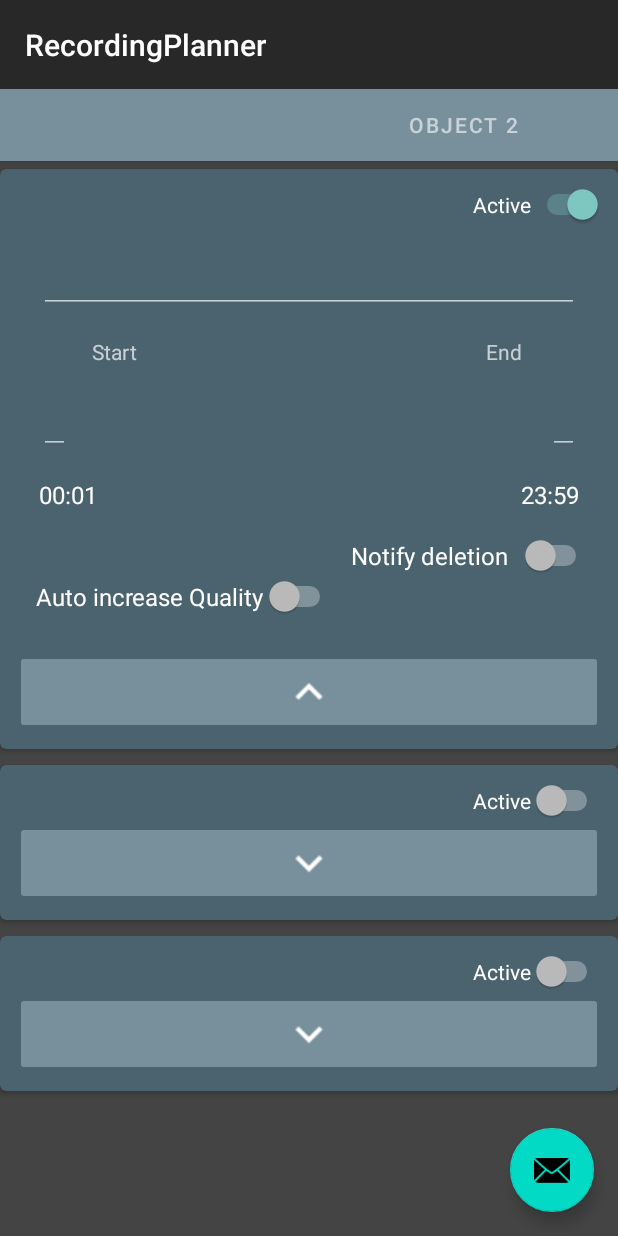
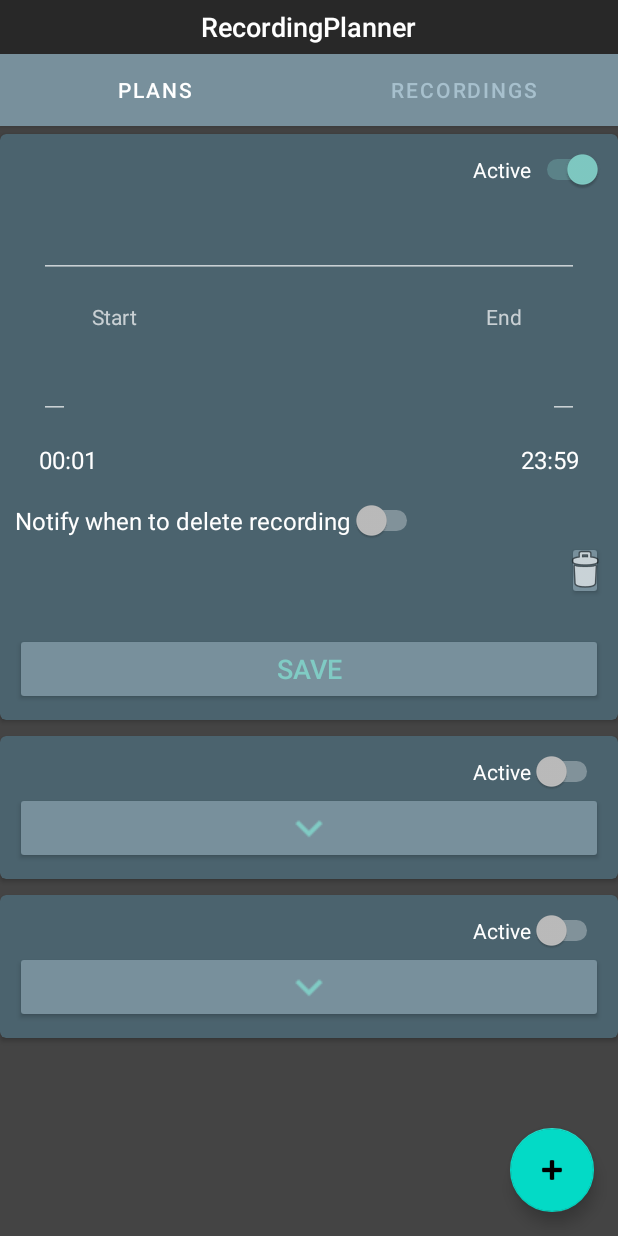
Before and after one commit to nbkragh/RecordingPlanner, an Android app: the MainActivityTabbed screen opened directly, with no data from a screen before it, after a tap on an icon or button, on a phone screen of 412 x 824 dp. Run offline under Robolectric (Android 15) with nearby library versions, the phone set to English and light mode, and no system bars; our stand-ins replace Room's generated code, data binding; libraries missing offline, so code that uses them is left out: com.ramijemli.easings; 4 statements that could not run were skipped; 1 other tap on this screen came first.

Commit message:
viewPager rettet til, viser plan liste PlanRecyclerViewAdapter.kt varetager hvordan dens planlist skal opdateres med bla. animationer rettet fejl med databinding på dato titler delete plan knap tilføjet

```diff
--- a/app/src/main/java/com/opgaver/recordingplanner/MainActivityTabbed.kt
+++ b/app/src/main/java/com/opgaver/recordingplanner/MainActivityTabbed.kt
@@ -1,14 +1,20 @@
 package com.opgaver.recordingplanner
 
+import android.content.Context
+import android.graphics.Rect
 import android.os.Bundle
+import android.view.MotionEvent
 import android.view.View.OnTouchListener
+import android.view.inputmethod.InputMethodManager
+import android.widget.EditText
 import androidx.activity.viewModels
 import androidx.fragment.app.FragmentActivity
 import androidx.lifecycle.LifecycleOwner
 import androidx.viewpager2.widget.ViewPager2
+import com.google.android.material.floatingactionbutton.FloatingActionButton
 import com.google.android.material.tabs.TabLayout
 import com.google.android.material.tabs.TabLayoutMediator
-import com.opgaver.recordingplanner.ui.main.SectionsPagerAdapter
+import com.opgaver.recordingplanner.ui.main_tapped.SectionsPagerAdapter
 
 
 class MainActivityTabbed : FragmentActivity(), LifecycleOwner {
@@ -25,15 +31,34 @@ class MainActivityTabbed : FragmentActivity(), LifecycleOwner {
 
 
         TabLayoutMediator(tabs, viewPager) { tab, position ->
-            tab.text = "OBJECT ${(position + 1)}"
+            when (position) {
+                0  -> {
+                    tab.text ="PLANS"
+                }
+                else -> {
+                    tab.text ="RECORDINGS"
+                }
+            }
         }.attach()
 
 
-/*        val fab: FloatingActionButton = findViewById(R.id.fab)
-
-        fab.setOnClickListener { view ->
-            Snackbar.make(view, "Replace with your own action", Snackbar.LENGTH_LONG)
-                .setAction("Action", null).show()
-        }*/
+        findViewById<FloatingActionButton>(R.id.fab)?.setOnClickListener { view ->
+            model.addPlan(PlanItem("NEW"))
+        }
+    }
+    override fun dispatchTouchEvent(event: MotionEvent): Boolean {
+        if (event.action == MotionEvent.ACTION_DOWN) {
+            val v = currentFocus
+            if (v is EditText) {
+                val outRect = Rect()
+                v.getGlobalVisibleRect(outRect)
+                if (!outRect.contains(event.rawX.toInt(), event.rawY.toInt())) {
+                    v.clearFocus()
+                    val imm: InputMethodManager = getSystemService(Context.INPUT_METHOD_SERVICE) as InputMethodManager
+                    imm.hideSoftInputFromWindow(v.getWindowToken(), 0)
+                }
+            }
+        }
+        return super.dispatchTouchEvent(event)
     }
 }
--- a/app/src/main/java/com/opgaver/recordingplanner/PlanListFragment.kt
+++ b/app/src/main/java/com/opgaver/recordingplanner/PlanListFragment.kt
@@ -46,7 +46,7 @@ class PlanListFragment : Fragment() {
         activity?.findViewById<FloatingActionButton>(R.id.fab)?.setOnClickListener { view ->
             model.addPlan(PlanItem("NEW"))
         }
-        //if (recyclerView == null) {
+
         val view = inflater.inflate(R.layout.fragment_plan_recyclerview, container, false)
         // Set the adapter
         if (view is RecyclerView) {
@@ -66,38 +66,19 @@ class PlanListFragment : Fragment() {
             }
             recyclerView = view
             view.isFocusableInTouchMode = true
-                ItemTouchHelper(SwipetToDeleteCallback((recyclerView!!.adapter as PlanRecyclerViewAdapter)!!)).attachToRecyclerView(recyclerView)
+            ItemTouchHelper(SwipetToDeleteCallback((recyclerView!!.adapter as PlanRecyclerViewAdapter)!!)).attachToRecyclerView(
+                recyclerView
+            )
 
             model.plans.observe(viewLifecycleOwner, Observer {
                 (recyclerView!!.adapter as PlanRecyclerViewAdapter).setPlans(it)
             })
-                    /*val adapter = (recyclerView!!.adapter as PlanRecyclerViewAdapter)
-                    if (it.size > adapter.plans.size) {
-                        if (adapter.itemCount > 0) {
-                            adapter.plans.add(it.last())
-                            adapter.notifyItemInserted(adapter.itemCount)
-                            recyclerView!!.doOnNextLayout {
-                                (recyclerView!!.findViewHolderForLayoutPosition(adapter.plans.size - 1) as? PlanRecyclerViewAdapter.planItemViewHolder)?.animate()
-                                adapter.smoothSnapToPosition(adapter.itemCount)
         }
-                        } else {
 
-                            adapter.plans = it.toMutableList()
-                            for (i in 0 until adapter.itemCount) {
-                                recyclerView!!.doOnNextLayout { (recyclerView!!.findViewHolderForLayoutPosition(i) as? PlanRecyclerViewAdapter.planItemViewHolder)?.animate(i * 50L) }
-                                adapter.notifyItemInserted(i)
-                            }
-                        }
-                        adapter.notifyDataSetChanged()
-                    } else {
-                        adapter.plans = it.toMutableList()
-                        adapter.notifyDataSetChanged()
-                    }
-                })*/
-            }
-        //}
         return recyclerView
     }
+
+
     companion object {
         // TODO: Customize parameter argument names
         const val ARG_COLUMN_COUNT = "column-count"
--- a/app/src/main/java/com/opgaver/recordingplanner/PlanRecyclerViewAdapter.kt
+++ b/app/src/main/java/com/opgaver/recordingplanner/PlanRecyclerViewAdapter.kt
@@ -56,11 +56,11 @@ class PlanRecyclerViewAdapter(
 
         return planItemViewHolder(binding, model).also {
             binding.root.item_config_start_date_value.setOnClickListener {
-                datePickingReciever = binding.itemConfigStartTitle
+                datePickingReciever = binding.itemConfigStartDateValue
                 onDateClick()
             }
             binding.root.item_config_end_date_value.setOnClickListener {
-                datePickingReciever = binding.itemConfigEndTitle
+                datePickingReciever = binding.itemConfigEndDateValue
                 onDateClick()
             }
             binding.root.plan_item_onoff_switch.setOnClickListener {
@@ -69,6 +69,10 @@ class PlanRecyclerViewAdapter(
                     .setAnchorView(container).setDuration(1000).show()
 
             }
+            binding.root.delete_plan_button.setOnClickListener{
+
+                deleteItem(binding.index)
+            }
         }
     }
 
@@ -76,11 +80,13 @@ class PlanRecyclerViewAdapter(
         holder.bind(plans.get(position), position)
 
         if (holder.expanded) {
-            (holder.binding.expandButton).setImageResource(R.drawable.baseline_expand_less_white_18dp)
+            holder.binding.expandButton.text = "SAVE"
+            holder.binding.expandButton.foreground.alpha = 0
             holder.binding.itemConfigsFrame.setVisibility(View.VISIBLE)
 
         } else {
-            (holder.binding.expandButton).setImageResource(R.drawable.baseline_expand_more_white_18dp)
+            holder.binding.expandButton.text = ""
+            holder.binding.expandButton.foreground.alpha = 255
             holder.binding.itemConfigsFrame.setVisibility(View.GONE)
         }
     }
@@ -102,18 +108,13 @@ class PlanRecyclerViewAdapter(
 
 
     fun deleteItem(i: Int) {
-        println(i)
         val deleteItem = plans.get(i)
-
-
         Snackbar.make(container, "1 Item Plan deleted", Snackbar.LENGTH_LONG)
             .setAction("    UNDO     ") {
-/*                plans.add(i, deleteItem)
-                notifyItemInserted(i)*/
-                notifyItemChanged(i)
+                notifyItemChanged(i, deleteItem)
+                notifyDataSetChanged()
             }.setDuration(2800)
-            .setAnchorView(recyclerView.get(i).anchor)
-            //.setActionTextColor(ContextCompat.getColor(container.context, R.color.secondaryColor))
+            .setAnchorView( recyclerView.findViewHolderForAdapterPosition(i)?.itemView?.anchor )
             .addCallback(
                 object : Snackbar.Callback() {
                     override fun onDismissed(snackbar: Snackbar, event: Int) {
@@ -159,7 +160,6 @@ class PlanRecyclerViewAdapter(
                     smoothSnapToPosition(itemCount)
                 }
             } else {
-
                 plans = newPlans.toMutableList()
                 for (i in 0 until itemCount) {
                     recyclerView!!.doOnNextLayout { (recyclerView!!.findViewHolderForLayoutPosition(i) as? PlanRecyclerViewAdapter.planItemViewHolder)?.animate(i * 50L) }
@@ -202,9 +202,9 @@ class PlanRecyclerViewAdapter(
             binding.executePendingBindings()
         }
 
-        fun animate(delay: Long = 0) {
+        fun animate(delay: Long = 0L) {
             this.itemView.x = container.width.toFloat()
-            ObjectAnimator.ofFloat(this.itemView, "translationX", 0f).apply {
+            ObjectAnimator.ofFloat(this.itemView, "translationX", 0F).apply {
                 interpolator = Interpolators(Easings.BACK_OUT)
                 duration = 600
                 startDelay = delay
--- a/app/src/main/java/com/opgaver/recordingplanner/PlansFrameActivity.kt
+++ b/app/src/main/java/com/opgaver/recordingplanner/PlansFrameActivity.kt
@@ -34,7 +34,7 @@ class PlansFrameActivity : AppCompatActivity(), LifecycleOwner {
         }
 
     }
-    override fun dispatchTouchEvent(event: MotionEvent): Boolean {
+/*    override fun dispatchTouchEvent(event: MotionEvent): Boolean {
         if (event.action == MotionEvent.ACTION_DOWN) {
             val v = currentFocus
             if (v is EditText) {
@@ -48,7 +48,7 @@ class PlansFrameActivity : AppCompatActivity(), LifecycleOwner {
             }
         }
         return super.dispatchTouchEvent(event)
-    }
+    }*/
 
 
 }
--- a/app/src/main/java/com/opgaver/recordingplanner/ui/main/PageViewModel.kt
+++ b/app/src/main/java/com/opgaver/recordingplanner/ui/main_tapped/PageViewModel.kt
@@ -1,10 +1,9 @@
-package com.opgaver.recordingplanner.ui.main
+package com.opgaver.recordingplanner.ui.main_tapped
 
 import androidx.lifecycle.LiveData
 import androidx.lifecycle.MutableLiveData
 import androidx.lifecycle.Transformations
 import androidx.lifecycle.ViewModel
-import androidx.lifecycle.ViewModelProvider
 
 class PageViewModel : ViewModel() {
 
--- a/app/src/main/java/com/opgaver/recordingplanner/ui/main/PlaceholderFragment.kt
+++ b/app/src/main/java/com/opgaver/recordingplanner/ui/main_tapped/PlaceholderFragment.kt
@@ -1,4 +1,4 @@
-package com.opgaver.recordingplanner.ui.main
+package com.opgaver.recordingplanner.ui.main_tapped
 
 import android.os.Bundle
 import android.view.LayoutInflater
@@ -28,7 +28,7 @@ class PlaceholderFragment : Fragment() {
         inflater: LayoutInflater, container: ViewGroup?,
         savedInstanceState: Bundle?
     ): View? {
-        val root = inflater.inflate(R.layout.fragment_main_activity_tabbed, container, false)
+        val root = inflater.inflate(R.layout.fragment_placeholder, container, false)
         val textView: TextView = root.findViewById(R.id.section_label)
         pageViewModel.text.observe(viewLifecycleOwner, Observer<String> {
             textView.text = it
--- a/app/src/main/res/layout/activity_main_tabbed.xml
+++ b/app/src/main/res/layout/activity_main_tabbed.xml
@@ -14,18 +14,23 @@
         <TextView
             android:id="@+id/title"
             android:layout_width="wrap_content"
-            android:layout_height="wrap_content"
+            android:layout_height="36dp"
+            android:layout_gravity="center_horizontal"
             android:gravity="center"
             android:minHeight="?actionBarSize"
-            android:padding="@dimen/appbar_padding"
             android:text="@string/app_name"
-            android:textAppearance="@style/TextAppearance.Widget.AppCompat.Toolbar.Title" />
+            android:textAlignment="center"
+            android:textAppearance="@style/TextAppearance.Widget.AppCompat.Toolbar.Title"
+            android:textColor="@android:color/white"
+            android:textSize="18sp" />
 
         <com.google.android.material.tabs.TabLayout
             android:id="@+id/tabs"
             android:layout_width="match_parent"
             android:layout_height="wrap_content"
-            android:background="?attr/colorPrimary" />
+            android:background="@color/primaryColor"
+            app:tabSelectedTextColor="@android:color/white"
+            app:tabTextColor="@color/primaryLightColor" />
     </com.google.android.material.appbar.AppBarLayout>
 
     <androidx.viewpager2.widget.ViewPager2
@@ -33,12 +38,12 @@
         android:layout_width="match_parent"
         android:layout_height="match_parent"
         app:layout_behavior="@string/appbar_scrolling_view_behavior" />
-
     <com.google.android.material.floatingactionbutton.FloatingActionButton
         android:id="@+id/fab"
         android:layout_width="wrap_content"
         android:layout_height="wrap_content"
         android:layout_gravity="bottom|end"
         android:layout_margin="@dimen/fab_margin"
-        app:srcCompat="@android:drawable/ic_dialog_email" />
+        app:srcCompat="@android:drawable/ic_input_add" />
+
 </androidx.coordinatorlayout.widget.CoordinatorLayout>
--- a/app/src/main/res/layout/fragment_main_activity_tabbed.xml
+++ b/app/src/main/res/layout/fragment_placeholder.xml
@@ -5,7 +5,7 @@
     android:id="@+id/constraintLayout"
     android:layout_width="match_parent"
     android:layout_height="match_parent"
-    tools:context=".ui.main.PlaceholderFragment">
+    tools:context=".ui.main_tapped.PlaceholderFragment">
 
     <TextView
         android:id="@+id/section_label"
--- a/app/src/main/res/layout/plan_item.xml
+++ b/app/src/main/res/layout/plan_item.xml
@@ -36,8 +36,7 @@
             android:layout_height="wrap_content"
             android:minHeight="30dp"
             android:padding="10dp"
-            android:animateLayoutChanges="true"
-            >
+            android:animateLayoutChanges="true">
 
             <TextView
                 android:id="@+id/plan_item_title"
@@ -57,8 +56,7 @@
                 android:layout_centerHorizontal="true"
                 android:layout_marginStart="48dp"
                 android:text="@{item.category}"
-                android:textAppearance="?attr/textAppearanceListItem"
-/>
+                android:textAppearance="?attr/textAppearanceListItem" />
 
             <Switch
                 android:id="@+id/plan_item_onoff_switch"
@@ -70,8 +68,6 @@
                 android:checked="@={item.active}"
                 android:onClick="@{ () -> viewmodel.updatePlan(item)}"
                 android:showText="false"
-
-
                 android:text="Active" />
 
             <RelativeLayout
@@ -86,16 +82,16 @@
 
                 <EditText
                     android:id="@+id/item_plan_name"
-                    android:imeOptions="actionDone"
-                    android:singleLine="true"
                     android:layout_width="match_parent"
                     android:layout_height="wrap_content"
                     android:layout_alignParentTop="true"
                     android:layout_margin="@dimen/text_margin"
+                    android:imeOptions="actionDone"
+                    android:singleLine="true"
                     android:text="@={item.title}"
+                    android:textAlignment="center"
                     android:textAppearance="?attr/textAppearanceListItem"
-                    tools:text="title"
-                    android:textAlignment="center"/>
+                    tools:text="title" />
 
 
                 <TextView
@@ -103,9 +99,8 @@
                     android:layout_width="132dp"
                     android:layout_height="wrap_content"
                     android:layout_below="@id/item_plan_name"
+                    android:ems="10"
                     android:focusable="false"
-                    android:ems="10"
-                    android:inputType="textPersonName"
                     android:text="Start"
                     android:textAlignment="center" />
 
@@ -142,7 +137,6 @@
                     android:layout_below="@id/item_plan_name"
                     android:layout_alignParentEnd="true"
                     android:focusable="false"
-                    android:inputType="textPersonName"
                     android:text="End"
                     android:textAlignment="center" />
 
@@ -174,7 +168,7 @@
                     android:text="23:59"
                     android:textAppearance="?attr/textAppearanceListItem" />
 
-                <Switch
+                <!--                <Switch
                     android:id="@+id/config_autoIncrQuality_switch"
                     android:layout_width="wrap_content"
                     android:layout_height="wrap_content"
@@ -186,7 +180,7 @@
                     android:text="Auto increase Quality"
                     android:textSize="16sp"
                     tools:layout_conversion_absoluteHeight="0dp"
-                    tools:layout_conversion_absoluteWidth="0dp" />
+                    tools:layout_conversion_absoluteWidth="0dp" />-->
 
 
                 <Switch
@@ -194,27 +188,46 @@
                     android:layout_width="wrap_content"
                     android:layout_height="wrap_content"
                     android:layout_below="@id/item_config_end_time_value"
-                    android:layout_alignParentEnd="true"
                     android:checked="@={item.notifyDeletion}"
                     android:fontFamily="sans-serif"
                     android:paddingRight="7dp"
                     android:showText="false"
-                    android:text="Notify deletion  "
+                    android:text="Notify when to delete recording"
                     android:textSize="16sp"
                     tools:layout_conversion_absoluteHeight="0dp"
                     tools:layout_conversion_absoluteWidth="0dp" />
 
+                <Button
+                    android:id="@+id/delete_plan_button"
+                    android:layout_width="wrap_content"
+                    android:layout_height="wrap_content"
+                    android:layout_below="@id/config_notifyDelete_switch"
+                    android:layout_alignParentEnd="true"
+                    android:foreground="@android:drawable/ic_menu_delete"
+                    android:foregroundGravity="center_vertical|center_horizontal"
+                    android:minWidth="0dip"
+                    android:minHeight="0dip"
+                    app:iconPadding="0dp" />
+
 
             </RelativeLayout>
 
-            <ImageButton
+            <Button
                 android:id="@+id/expand_button"
                 android:layout_width="match_parent"
                 android:layout_height="wrap_content"
                 android:layout_alignWithParentIfMissing="false"
                 android:layout_below="@id/item_configs_frame"
                 android:layout_gravity="bottom"
-                app:srcCompat="@drawable/baseline_expand_more_white_18dp" />
+                android:backgroundTint="@color/primaryColor"
+                android:foreground="@drawable/baseline_expand_more_white_18dp"
+                android:foregroundGravity="center_vertical|center_horizontal"
+                android:foregroundTint="@color/secondaryColor"
+                android:text="SAVE"
+                android:textAllCaps="true"
+                android:textColor="@color/secondaryColor"
+                android:textIsSelectable="false"
+                android:textSize="18sp" />
 
             <LinearLayout
                 android:id="@+id/anchor"
@@ -222,6 +235,7 @@
                 android:layout_height="wrap_content"
                 android:layout_below="@id/expand_button"
                 android:orientation="horizontal"></LinearLayout>
+
         </RelativeLayout>
     </com.google.android.material.card.MaterialCardView>
 </layout><!--
```
Also changed, not shown: app/src/main/java/com/opgaver/recordingplanner/RecordingListFragment.kt (added, +61 -0 lines), app/src/main/java/com/opgaver/recordingplanner/RecordingRecyclerViewAdapter.kt (added, +41 -0 lines), app/src/main/java/com/opgaver/recordingplanner/ui/main_tapped/SectionsPagerAdapter.kt (renamed from app/src/main/java/com/opgaver/recordingplanner/ui/main/SectionsPagerAdapter.kt, +9 -4 lines), app/src/main/res/layout/fragment_recording_list.xml (added, +20 -0 lines), app/src/main/res/layout/fragment_recording_recyclerview.xml (added, +13 -0 lines). Lines whose indentation alone changed are shown as unchanged.
